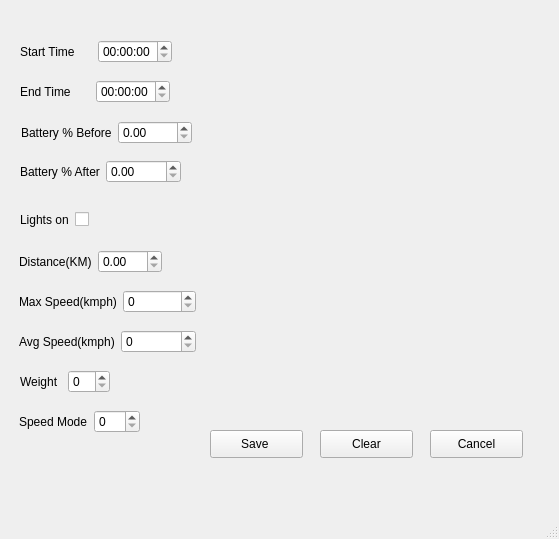
Before: the Qt Designer form newRecordWindow.ui in ektagoel-12/QtProject, drawn with Qt 5.
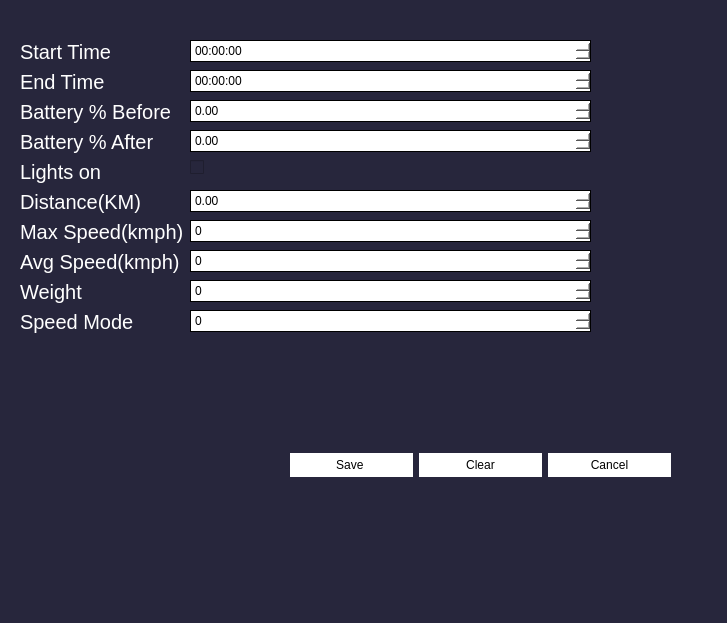
After: the same form once the commit is applied.

The edit to the form file:
```diff
--- a/newRecordWindow.ui
+++ b/newRecordWindow.ui
@@ -6,190 +6,127 @@
    <rect>
     <x>0</x>
     <y>0</y>
-    <width>559</width>
-    <height>539</height>
+    <width>727</width>
+    <height>623</height>
    </rect>
   </property>
   <property name="windowTitle">
    <string>MainWindow</string>
   </property>
+  <property name="styleSheet">
+   <string notr="true">QWidget {
+    background-color:#27263c;/* Blue background color */
+    color: #FFFFFF;
+}
+
+QLabel {
+    font-size: 20px;
+}
+
+QDoubleSpinBox,
+QSpinBox,
+QTimeEdit {
+    background-color: #ffffff;
+    color: #000000;
+    border: 1px solid #000000;
+    padding: 2px;
+}
+
+QPushButton {
+    background-color: #FFFFFF; /* White background color */
+    color: #000000; /* Black text color */
+    border: none;
+    padding: 5px 10px;
+    font-size: 12px;
+}
+
+QPushButton:hover {
+    background-color: #CCCCCC; /* Light gray background color on hover */
+}
+
+QPushButton:pressed {
+    background-color: #999999; /* Dark gray background color when pressed */
+}
+
+QCheckBox {
+    spacing: 2px;
+}
+
+</string>
+  </property>
   <widget class="QWidget" name="centralwidget">
-   <widget class="QWidget" name="layoutWidget">
+   <widget class="QWidget" name="">
     <property name="geometry">
      <rect>
-      <x>20</x>
-      <y>160</y>
-      <width>161</width>
-      <height>24</height>
+      <x>290</x>
+      <y>420</y>
+      <width>381</width>
+      <height>91</height>
      </rect>
     </property>
-    <layout class="QHBoxLayout" name="horizontalLayout_8">
+    <layout class="QHBoxLayout" name="horizontalLayout_4">
      <item>
-      <widget class="QLabel" name="batteryAfterLabel">
+      <widget class="QPushButton" name="saveRecordButton">
        <property name="text">
-        <string>Battery % After</string>
+        <string>Save </string>
        </property>
-       <property name="alignment">
-        <set>Qt::AlignJustify|Qt::AlignVCenter</set>
-       </property>
       </widget>
      </item>
      <item>
-      <widget class="QDoubleSpinBox" name="batteryAfterDoubleSpinBox"/>
-     </item>
-    </layout>
-   </widget>
-   <widget class="QWidget" name="layoutWidget_2">
-    <property name="geometry">
-     <rect>
-      <x>19</x>
-      <y>290</y>
-      <width>177</width>
-      <height>24</height>
-     </rect>
-    </property>
-    <layout class="QHBoxLayout" name="horizontalLayout_9">
-     <item>
-      <widget class="QLabel" name="maxSpeedLabel">
+      <widget class="QPushButton" name="clearPushButton">
        <property name="text">
-        <string>Max Speed(kmph)</string>
+        <string>Clear</string>
        </property>
       </widget>
      </item>
      <item>
-      <widget class="QSpinBox" name="maxSpeedSpinBox"/>
-     </item>
-    </layout>
-   </widget>
-   <widget class="QWidget" name="layoutWidget_3">
-    <property name="geometry">
-     <rect>
-      <x>19</x>
-      <y>330</y>
-      <width>177</width>
-      <height>24</height>
-     </rect>
-    </property>
-    <layout class="QHBoxLayout" name="horizontalLayout_10">
-     <item>
-      <widget class="QLabel" name="avgSpeedLabel">
+      <widget class="QPushButton" name="cancelPushButton">
        <property name="text">
-        <string>Avg Speed(kmph)</string>
+        <string>Cancel</string>
        </property>
       </widget>
      </item>
-     <item>
-      <widget class="QSpinBox" name="avgSpeedSpinBox"/>
-     </item>
     </layout>
    </widget>
-   <widget class="QWidget" name="layoutWidget_4">
-    <property name="geometry">
-     <rect>
-      <x>19</x>
-      <y>410</y>
-      <width>121</width>
-      <height>24</height>
-     </rect>
-    </property>
-    <layout class="QHBoxLayout" name="horizontalLayout_11">
-     <item>
-      <widget class="QLabel" name="speedModeLabel">
-       <property name="text">
-        <string>Speed Mode</string>
-       </property>
-      </widget>
-     </item>
-     <item>
-      <widget class="QSpinBox" name="speedModeSpinBox"/>
-     </item>
-    </layout>
-   </widget>
-   <widget class="QWidget" name="layoutWidget">
+   <widget class="QWidget" name="">
     <property name="geometry">
      <rect>
       <x>20</x>
       <y>40</y>
-      <width>152</width>
-      <height>24</height>
+      <width>571</width>
+      <height>296</height>
      </rect>
     </property>
-    <layout class="QHBoxLayout" name="horizontalLayout">
-     <item>
+    <layout class="QFormLayout" name="formLayout">
+     <item row="0" column="0">
       <widget class="QLabel" name="startTimeLabel">
        <property name="text">
         <string>Start Time</string>
        </property>
       </widget>
      </item>
-     <item>
+     <item row="0" column="1">
       <widget class="QTimeEdit" name="startTimeEdit">
        <property name="displayFormat">
         <string>hh:mm:ss</string>
        </property>
       </widget>
      </item>
-    </layout>
-   </widget>
-   <widget class="QWidget" name="layoutWidget">
-    <property name="geometry">
-     <rect>
-      <x>20</x>
-      <y>80</y>
-      <width>150</width>
-      <height>24</height>
-     </rect>
-    </property>
-    <layout class="QHBoxLayout" name="horizontalLayout_2">
-     <item>
+     <item row="1" column="0">
       <widget class="QLabel" name="endTimeLabel">
        <property name="text">
         <string>End Time</string>
        </property>
       </widget>
      </item>
-     <item>
+     <item row="1" column="1">
       <widget class="QTimeEdit" name="endTimeEdit">
        <property name="displayFormat">
         <string>hh:mm:ss</string>
        </property>
       </widget>
      </item>
-    </layout>
-   </widget>
-   <widget class="QWidget" name="layoutWidget">
-    <property name="geometry">
-     <rect>
-      <x>19</x>
-      <y>250</y>
-      <width>143</width>
-      <height>24</height>
-     </rect>
-    </property>
-    <layout class="QHBoxLayout" name="horizontalLayout_7">
-     <item>
-      <widget class="QLabel" name="distanceLabel">
-       <property name="text">
-        <string>Distance(KM)</string>
-       </property>
-      </widget>
-     </item>
-     <item>
-      <widget class="QDoubleSpinBox" name="distanceDoubleSpinBox"/>
-     </item>
-    </layout>
-   </widget>
-   <widget class="QWidget" name="layoutWidget">
-    <property name="geometry">
-     <rect>
-      <x>21</x>
-      <y>121</y>
-      <width>171</width>
-      <height>24</height>
-     </rect>
-    </property>
-    <layout class="QHBoxLayout" name="horizontalLayout_3">
-     <item>
+     <item row="2" column="0">
       <widget class="QLabel" name="batteryBeforeLabel">
        <property name="text">
         <string>Battery % Before</string>
@@ -199,98 +136,88 @@
        </property>
       </widget>
      </item>
-     <item>
+     <item row="2" column="1">
       <widget class="QDoubleSpinBox" name="batteryBeforeDoubleSpinBox"/>
      </item>
-    </layout>
-   </widget>
-   <widget class="QWidget" name="layoutWidget">
-    <property name="geometry">
-     <rect>
-      <x>20</x>
-      <y>370</y>
-      <width>90</width>
-      <height>24</height>
-     </rect>
-    </property>
-    <layout class="QHBoxLayout" name="horizontalLayout_5">
-     <item>
-      <widget class="QLabel" name="weightLabel">
+     <item row="3" column="0">
+      <widget class="QLabel" name="batteryAfterLabel">
        <property name="text">
-        <string>Weight</string>
+        <string>Battery % After</string>
+       </property>
+       <property name="alignment">
+        <set>Qt::AlignJustify|Qt::AlignVCenter</set>
        </property>
       </widget>
      </item>
-     <item>
-      <widget class="QSpinBox" name="weightSpinBox"/>
+     <item row="3" column="1">
+      <widget class="QDoubleSpinBox" name="batteryAfterDoubleSpinBox"/>
      </item>
-    </layout>
-   </widget>
-   <widget class="QWidget" name="layoutWidget">
-    <property name="geometry">
-     <rect>
-      <x>20</x>
-      <y>211</y>
-      <width>75</width>
-      <height>18</height>
-     </rect>
-    </property>
-    <layout class="QHBoxLayout" name="horizontalLayout_6">
-     <item>
+     <item row="4" column="0">
       <widget class="QLabel" name="lightOnLabel">
        <property name="text">
         <string>Lights on</string>
        </property>
       </widget>
      </item>
-     <item>
+     <item row="4" column="1">
       <widget class="QCheckBox" name="lightsOnCheckBox">
        <property name="text">
         <string/>
        </property>
       </widget>
      </item>
+     <item row="5" column="0">
+      <widget class="QLabel" name="distanceLabel">
+       <property name="text">
+        <string>Distance(KM)</string>
+       </property>
+      </widget>
+     </item>
+     <item row="5" column="1">
+      <widget class="QDoubleSpinBox" name="distanceDoubleSpinBox"/>
+     </item>
+     <item row="6" column="0">
+      <widget class="QLabel" name="maxSpeedLabel">
+       <property name="text">
+        <string>Max Speed(kmph)</string>
+       </property>
+      </widget>
+     </item>
+     <item row="6" column="1">
+      <widget class="QSpinBox" name="maxSpeedSpinBox"/>
+     </item>
+     <item row="7" column="0">
+      <widget class="QLabel" name="avgSpeedLabel">
+       <property name="text">
+        <string>Avg Speed(kmph)</string>
+       </property>
+      </widget>
+     </item>
+     <item row="7" column="1">
+      <widget class="QSpinBox" name="avgSpeedSpinBox"/>
+     </item>
+     <item row="8" column="0">
+      <widget class="QLabel" name="weightLabel">
+       <property name="text">
+        <string>Weight</string>
+       </property>
+      </widget>
+     </item>
+     <item row="8" column="1">
+      <widget class="QSpinBox" name="weightSpinBox"/>
+     </item>
+     <item row="9" column="0">
+      <widget class="QLabel" name="speedModeLabel">
+       <property name="text">
+        <string>Speed Mode</string>
+       </property>
+      </widget>
+     </item>
+     <item row="9" column="1">
+      <widget class="QSpinBox" name="speedModeSpinBox"/>
+     </item>
     </layout>
    </widget>
-   <widget class="QPushButton" name="saveRecordButton">
-    <property name="geometry">
-     <rect>
-      <x>210</x>
-      <y>430</y>
-      <width>93</width>
-      <height>28</height>
-     </rect>
-    </property>
-    <property name="text">
-     <string>Save </string>
-    </property>
-   </widget>
-   <widget class="QPushButton" name="clearPushButton">
-    <property name="geometry">
-     <rect>
-      <x>320</x>
-      <y>430</y>
-      <width>93</width>
-      <height>28</height>
-     </rect>
-    </property>
-    <property name="text">
-     <string>Clear</string>
-    </property>
-   </widget>
-   <widget class="QPushButton" name="cancelPushButton">
-    <property name="geometry">
-     <rect>
-      <x>430</x>
-      <y>430</y>
-      <width>93</width>
-      <height>28</height>
-     </rect>
-    </property>
-    <property name="text">
-     <string>Cancel</string>
-    </property>
-   </widget>
   </widget>
   <widget class="QMenuBar" name="menubar">
    <property name="geometry">
```
Left out of the diff: 2 changed lines with no effect on the pictures.
